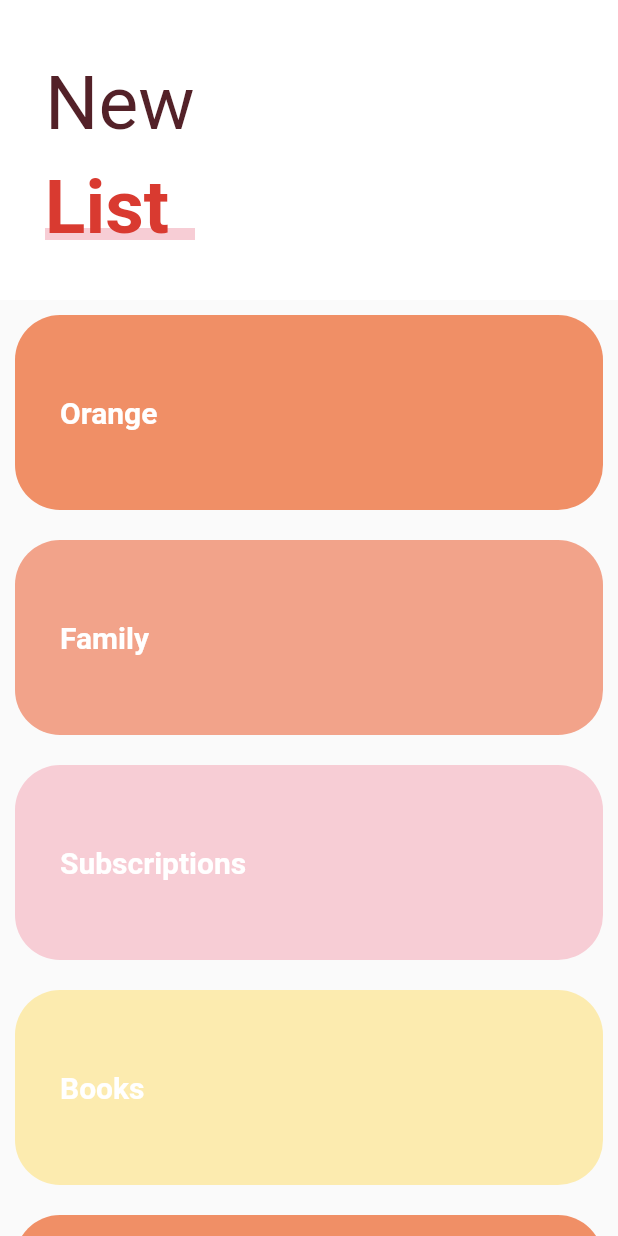
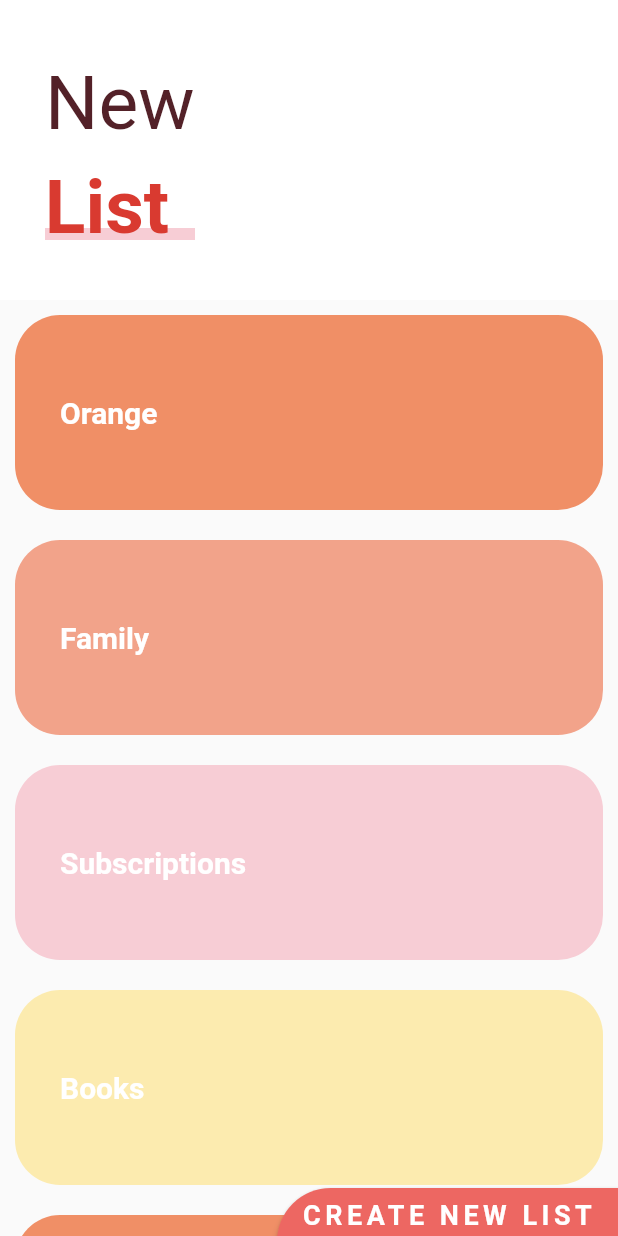
Before and after one commit to IDaMariusI/disenos_app, a Flutter app: the screen it shows after launch, on a phone screen of 412 x 824 dp. Run offline on Flutter 3.47's test engine with Material 2 defaults, Android fonts, the phone set to English and light mode, and no system bars; our stand-ins replace animate_do, flutter_svg, font_awesome_flutter.

Commit message:
114. Boton personalizado flotante

```diff
--- a/lib/src/pages/sliver_list_page.dart
+++ b/lib/src/pages/sliver_list_page.dart
@@ -6,7 +6,16 @@ class SliverListPage extends StatelessWidget {
   @override
   Widget build(BuildContext context) {
     return Scaffold(
-      body: _MainScroll(),
+      body: Stack(
+        children: <Widget>[
+          _MainScroll(),
+          Positioned(
+            bottom: -10,
+            right: 0,
+            child: _NewListButton(),
+          ),
+        ],
+      ),
     );
   }
 }
@@ -173,3 +182,35 @@ class _ListItem extends StatelessWidget {
     );
   }
 }
+
+class _NewListButton extends StatelessWidget {
+  @override
+  Widget build(BuildContext context) {
+    final size = MediaQuery.of(context).size;
+
+    final ButtonStyle raisedButtonStyle = ElevatedButton.styleFrom(
+      backgroundColor: const Color(0xffED6762),
+      shape: const RoundedRectangleBorder(
+        borderRadius: BorderRadius.only(topLeft: Radius.circular(50)),
+      ),
+    );
+
+    return ButtonTheme(
+      minWidth: size.width * 0.9,
+      height: 100,
+      child: ElevatedButton(
+        style: raisedButtonStyle,
+        onPressed: () {},
+        child: const Text(
+          'CREATE NEW LIST',
+          style: TextStyle(
+            color: Colors.white,
+            fontSize: 18,
+            fontWeight: FontWeight.bold,
+            letterSpacing: 3,
+          ),
+        ),
+      ),
+    );
+  }
+}
```
